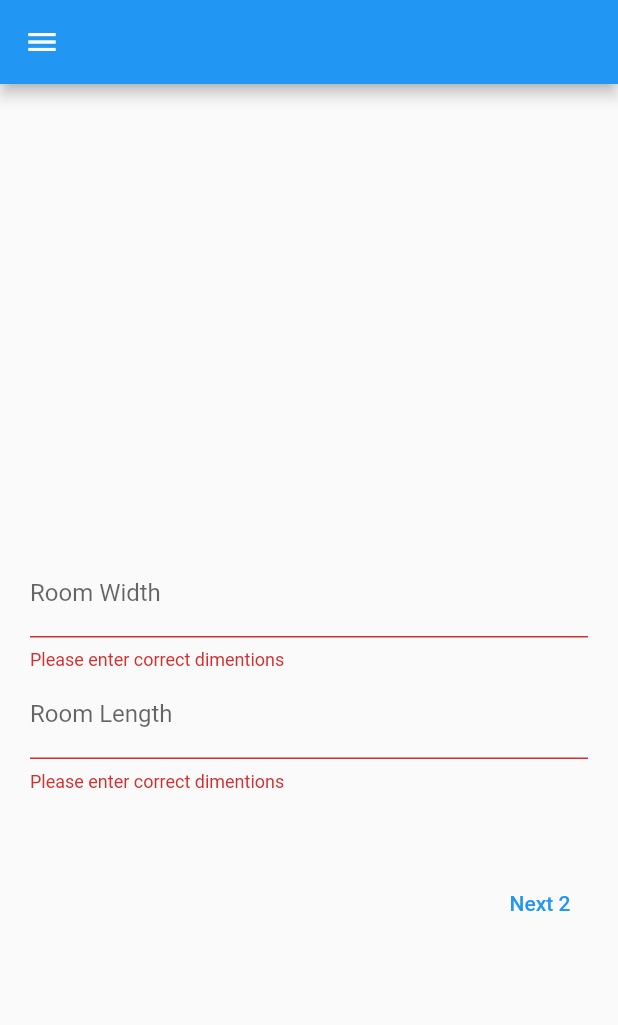
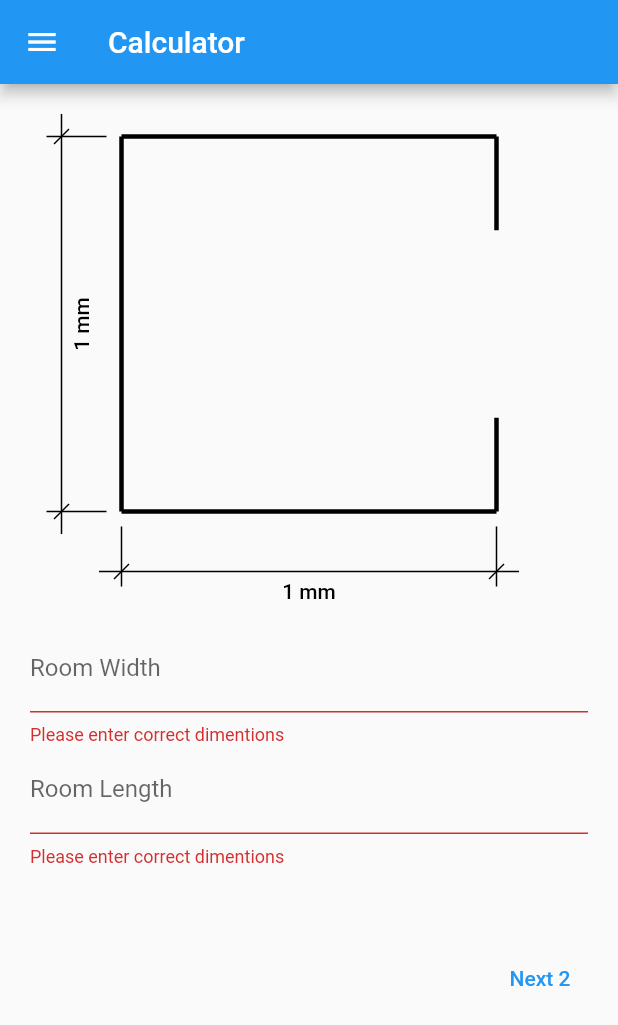
Before and after one commit to dimitarsi/playground-android-floor-tile-calculator-flutter, a Flutter app: the screen it shows after launch, after a tap on an icon or button, on a phone screen of 412 x 824 dp. Shown: the top 1025 px of the screen. Run offline on Flutter 3.47's test engine with Material 2 defaults, Android fonts, the phone set to English and light mode, and no system bars; our stand-ins replace sqflite; accounts and stored records are empty.

Commit message:
feat(calculator): add canvas width param

```diff
--- a/lib/pages/calculator.dart
+++ b/lib/pages/calculator.dart
@@ -43,12 +43,18 @@ class CalculatorPageState extends State<CalculatorPage> {
   Widget build(BuildContext context) {
     var currentStep = viewByStep[step]!;
 
+    if (_roomPainter == null) {
+      _roomPainter = getRoomPainter(context);
+    }
+
     return Scaffold(
       drawer: CustomDrawer(
         key: const Key("calculator"),
         currentPage: "/",
       ),
-      appBar: AppBar(),
+      appBar: AppBar(
+        title: Text("Calculator"),
+      ),
       body: Container(
           padding: _pagePadding,
           child: IndexedStack(
@@ -85,32 +91,36 @@ class CalculatorPageState extends State<CalculatorPage> {
     );
   }
 
-  RoomPainter getRoomPainter() {
+  RoomPainter getRoomPainter(BuildContext context) {
     int sideA = int.tryParse(controllers['roomWidth']?.text ?? '1') ?? 1;
     int sideB = int.tryParse(controllers['roomLength']?.text ?? '1') ?? 1;
     var canvasTextStyle = Theme.of(context)
         .primaryTextTheme
         .bodyText1!
         .merge(TextStyle(color: Colors.black));
-    return RoomPainter(sideA: sideA, sideB: sideB, style: canvasTextStyle);
+    var width = MediaQuery.of(context).size.width -
+        _pagePadding.left -
+        _pagePadding.right;
+    return RoomPainter(
+        sideA: sideA,
+        sideB: sideB,
+        style: canvasTextStyle,
+        canvasWidth: width.toInt());
   }
 
   Widget _stepOneRoomSize() {
+    var width = MediaQuery.of(context).size.width -
+        _pagePadding.left -
+        _pagePadding.right;
     return ListView(
       children: [
         const SizedBox(height: 10),
         Align(
-          child: SizedBox(
-              height: 300,
-              width: 300,
-              child: Container(
-                decoration: const BoxDecoration(
-                    // color: Colors.pink,
-                    // border: Border.all(width: 2, color: Colors.red)
-                    ),
-                child: CustomPaint(size: Size(300, 300), painter: _roomPainter),
-              )),
-        ),
+            child: SizedBox(
+          height: 350,
+          width: width,
+          child: CustomPaint(size: Size(width, 350), painter: _roomPainter),
+        )),
         TextFormField(
           key: Key("roomWidth"),
           controller: controllers["roomWidth"],
@@ -119,7 +129,7 @@ class CalculatorPageState extends State<CalculatorPage> {
           decoration: InputDecoration(
               label: Text("Room Width"), errorText: getErrorText("roomWidth")),
           onEditingComplete: () => setState(() {
-            _roomPainter = getRoomPainter();
+            _roomPainter = getRoomPainter(context);
             FocusManager.instance.primaryFocus?.unfocus();
           }),
         ),
@@ -133,7 +143,7 @@ class CalculatorPageState extends State<CalculatorPage> {
               errorText: getErrorText("roomLength")),
           onEditingComplete: () {
             setState(() {
-              _roomPainter = getRoomPainter();
+              _roomPainter = getRoomPainter(context);
               FocusManager.instance.primaryFocus?.unfocus();
             });
           },
--- a/lib/pages/projects.dart
+++ b/lib/pages/projects.dart
@@ -33,7 +33,7 @@ class ProjectsPageState extends State<ProjectsPage> {
   Widget build(BuildContext context) {
     return Scaffold(
       body: body(context),
-      appBar: AppBar(),
+      appBar: AppBar(title: Text("Projects")),
       drawer: CustomDrawer(
         key: const Key("projects"),
         currentPage: "/projects",
--- a/lib/painter/room_painter.dart
+++ b/lib/painter/room_painter.dart
@@ -12,24 +12,18 @@ class RoomPainter extends CustomPainter {
   // int shortSideA;
   // int shortSideB;
 
-  int canvasSize = 300;
+  int canvasHeight = 300;
+  int canvasWidth;
   TextStyle style;
 
-  RoomPainter({required this.sideA, required this.sideB, required this.style});
+  RoomPainter(
+      {required this.sideA,
+      required this.sideB,
+      required this.style,
+      required this.canvasWidth});
 
   @override
   void paint(Canvas canvas, Size size) {
-    // // var rect = Rect.fromCenter(center: Offset.zero, width: 10, height: 10);
-    // var rect = Rect.fromCenter(
-    //     center: Offset.fromDirection(pi / 180 * 45, sqrt(300 * 300 / 2)),
-    //     width: 10,
-    //     height: 10);
-
-    // var paint = Paint()
-    //   ..color = Colors.teal
-    //   ..strokeWidth = 15;
-
-    // canvas.drawRect(rect, paint);
     var paint = Paint()
       ..color = Colors.black
       ..strokeWidth = 3;
@@ -47,10 +41,10 @@ class RoomPainter extends CustomPainter {
 
     doorLength = min(doorLength, scaledSideA * .5);
 
-    var leftStart = (canvasSize - scaledSideA) * .5;
+    var leftStart = (canvasWidth - scaledSideA) * .5;
     var leftEnd = leftStart + scaledSideA;
 
-    var topStart = (canvasSize - scaledSideB) * .5;
+    var topStart = (canvasHeight - scaledSideB) * .5;
     var topEnd = topStart + scaledSideB;
 
     // Drawing 3 complete walls
@@ -100,17 +94,18 @@ class RoomPainter extends CustomPainter {
     canvas.drawLine(Offset(leftStart - 15, topEnd + 40),
         Offset(leftEnd + 15, topEnd + 40), guideLines);
 
-    var pc = ParagraphConstraints(width: 300);
+    var pcVertical = ParagraphConstraints(width: canvasHeight.toDouble());
+    var pcHorizontal = ParagraphConstraints(width: canvasWidth.toDouble());
     var pb =
         ParagraphBuilder(style.getParagraphStyle(textAlign: TextAlign.center));
     // Draw labels - vertical
     pb.pushStyle(style.getTextStyle());
     pb.addText("$sideB mm");
     var text = pb.build();
-    text.layout(pc);
+    text.layout(pcVertical);
 
     canvas.save();
-    canvas.translate(leftStart - 35, 300);
+    canvas.translate(leftStart - 35, canvasHeight.toDouble());
     canvas.rotate(pi * -0.5); // 90deg
     canvas.drawParagraph(text, Offset(0, 0));
 
@@ -123,7 +118,7 @@ class RoomPainter extends CustomPainter {
     pb2.addText("$sideA mm");
 
     text = pb2.build();
-    text.layout(pc);
+    text.layout(pcHorizontal);
 
     // Draw labels - horizontal
     canvas.drawParagraph(text, Offset(0, topEnd + 45));
```
